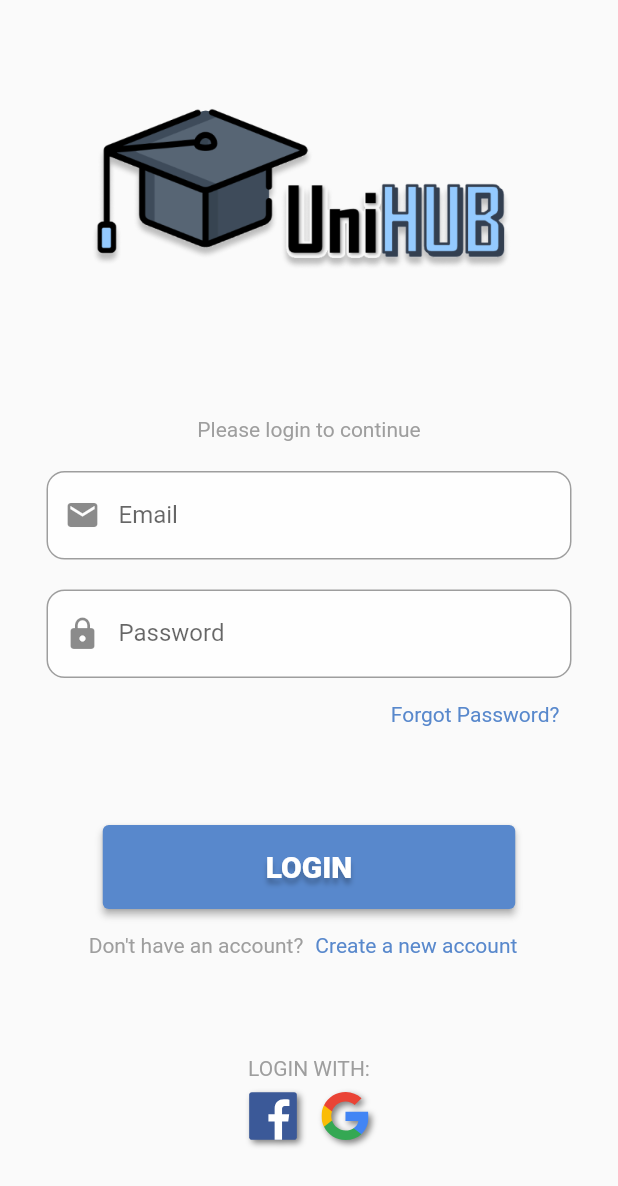
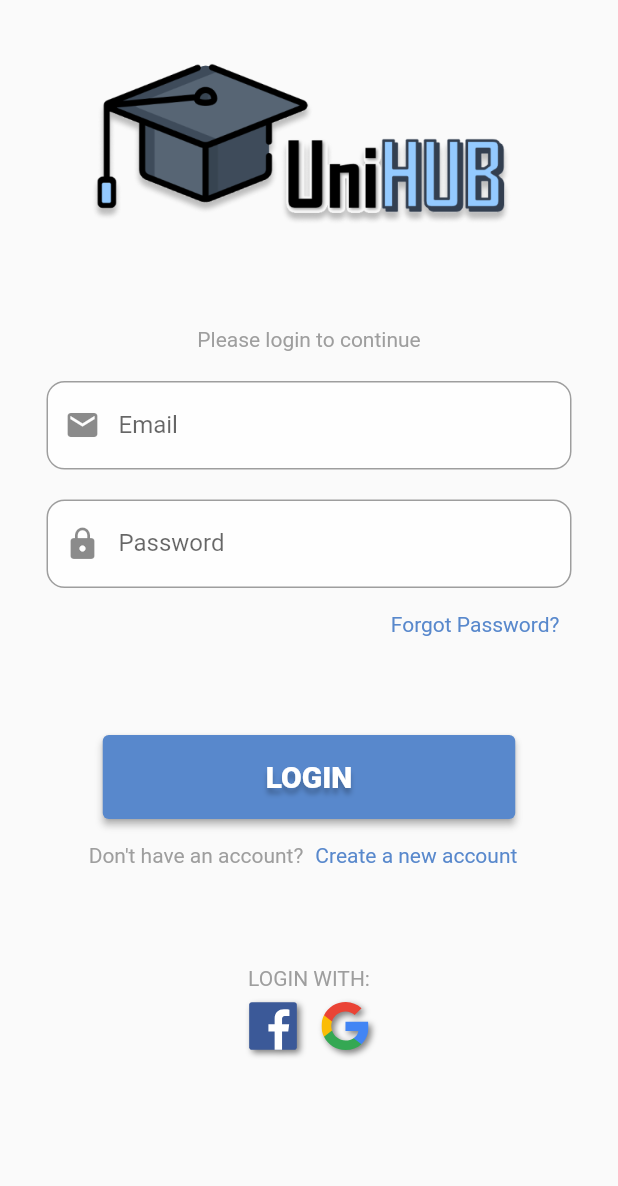
Before and after one commit to andretmarques/UniHub, a Flutter app: the screen it shows after launch, on a phone screen of 412 x 824 dp. Shown: the top 1186 px of the screen. Run offline on Flutter 3.47's test engine with Material 2 defaults, Android fonts, the phone set to English and light mode, and no system bars; drawn by our look-alikes of flutter_form_builder, simple_shadow; our stand-ins replace animated_splash_screen, firebase_auth, firebase_core, firebase_database, flutter_svg, google_fonts and 3 more; missing offline and left inert: dart:ffi; accounts and stored records are empty.

Commit message:
Fix flow

```diff
--- a/lib/constants/Constants.dart
+++ b/lib/constants/Constants.dart
@@ -16,6 +16,10 @@ const Color MAIN_PINK = Color.fromRGBO(255, 158, 194, 1.0);
 const Color MAIN_YELLOW = Color.fromRGBO(248, 191, 105, 1.0);
 
 
+
+const Color LOGO_GREY = Color.fromRGBO(80, 80, 80, 1.0);
+
+
 /* ------> LOGOS <------ */
 const String HALF_LOGO = 'assets/images/half_logo.png';
 const String FULL_LOGO = 'assets/images/full_logo.png';
--- a/lib/login/LoginPage.dart
+++ b/lib/login/LoginPage.dart
@@ -27,7 +27,7 @@ class _LoginPageState extends State<LoginPage> {
             mainAxisAlignment: MainAxisAlignment.center,
             children: [
               Container(child: Image.asset(Constants.FULL_LOGO, scale: 2),
-                  margin: const EdgeInsets.all(50.0)),
+                  margin: const EdgeInsets.all(20.0)),
               //const Padding(padding: EdgeInsets.only(bottom: 30.0)),
               utils.buildTextLabel("Please login to continue"),
               FormBuilder(
--- a/lib/login/SilentLogin.dart
+++ b/lib/login/SilentLogin.dart
@@ -2,6 +2,7 @@ import 'package:firebase_auth/firebase_auth.dart';
 import 'package:flutter/material.dart';
 import 'package:unihub/landingpage/LandingPage.dart';
 import 'package:unihub/login/LoginPage.dart';
+import 'package:unihub/tabViewController/TabViewController.dart';
 
 class SilentLogin extends StatelessWidget {
   const SilentLogin({Key? key}) : super(key: key);
@@ -16,7 +17,7 @@ class SilentLogin extends StatelessWidget {
             return const Center(child: CircularProgressIndicator(),);
           } else if (snapshot.hasData) {
             String user = (snapshot.data as User).displayName ?? "Error";
-            return LandingPage(username: user);
+            return const TabViewController();
           } else if (snapshot.hasError) {
             return const Center(child: Text("Something Went wrong!"),);
           } else {
--- a/lib/main/UniHubApp.dart
+++ b/lib/main/UniHubApp.dart
@@ -54,7 +54,7 @@ class UniHubApp extends StatelessWidget {
             }
           },
         ),
-        initialRoute: '/HomePage',
+        //initialRoute: '/HomePage',
         routes: {
            '/LandingPage': (context) => const LandingPage(username: username),
            '/LoginPage': (context) => const LoginPage(),
```
Also changed, not shown: lib/registerpage/IdentityPage.dart (+10 -6 lines), lib/tabViewController/TabViewController.dart (+4 -3 lines).
